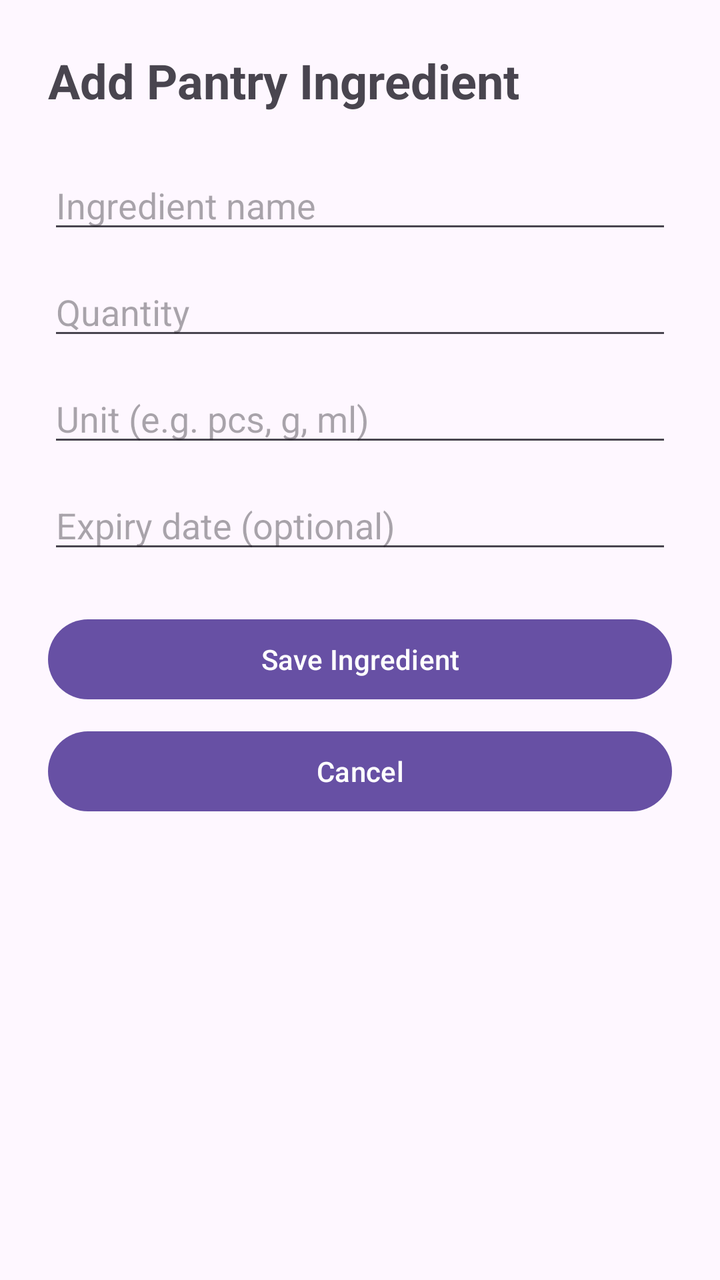
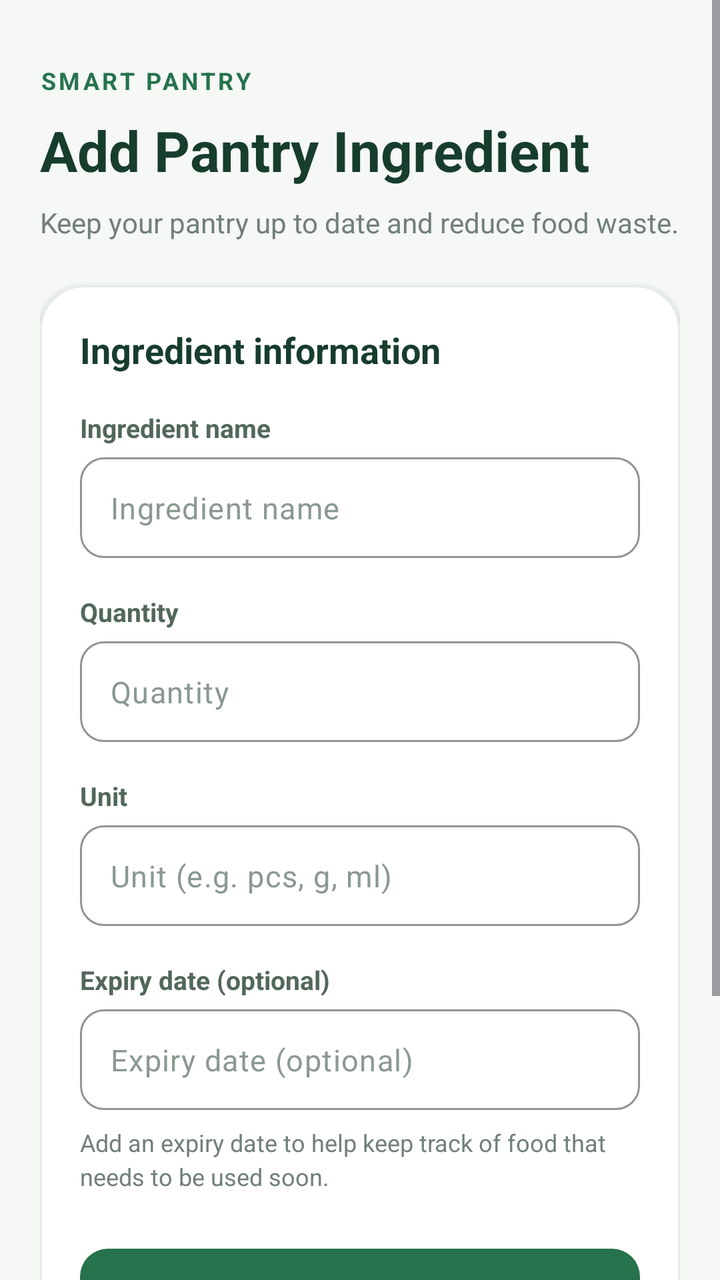

The first picture is an Android layout as it rendered before a commit; the second is the same layout after the commit. The layout source and the unified diff follow.
<!-- AndroidManifest.xml: application theme Theme.SmartPantryManager -->
<!-- res/layout/activity_add_edit_pantry.xml -->
<?xml version="1.0" encoding="utf-8"?>
<ScrollView xmlns:android="http://schemas.android.com/apk/res/android"
    android:layout_width="match_parent"
    android:layout_height="match_parent"
    android:fillViewport="true">

    <LinearLayout
        android:layout_width="match_parent"
        android:layout_height="wrap_content"
        android:orientation="vertical"
        android:padding="24dp">

        <TextView
            android:layout_width="wrap_content"
            android:layout_height="wrap_content"
            android:text="@string/add_pantry_ingredient"
            android:textSize="24sp"
            android:textStyle="bold"
            android:layout_marginBottom="24dp" />

        <EditText
            android:id="@+id/etIngredientName"
            android:layout_width="match_parent"
            android:layout_height="wrap_content"
            android:hint="@string/ingredient_name_hint"
            android:inputType="textCapSentences" />

        <EditText
            android:id="@+id/etQuantity"
            android:layout_width="match_parent"
            android:layout_height="wrap_content"
            android:hint="@string/quantity_hint"
            android:inputType="numberDecimal"
            android:layout_marginTop="12dp" />

        <EditText
            android:id="@+id/etUnit"
            android:layout_width="match_parent"
            android:layout_height="wrap_content"
            android:hint="@string/unit_hint"
            android:inputType="text"
            android:layout_marginTop="12dp" />

        <EditText
            android:id="@+id/etExpiryDate"
            android:layout_width="match_parent"
            android:layout_height="wrap_content"
            android:hint="@string/expiry_date_hint"
            android:inputType="date"
            android:layout_marginTop="12dp" />

        <Button
            android:id="@+id/btnSaveIngredient"
            android:layout_width="match_parent"
            android:layout_height="wrap_content"
            android:text="@string/save_ingredient"
            android:layout_marginTop="24dp" />

        <Button
            android:id="@+id/btnCancel"
            android:layout_width="match_parent"
            android:layout_height="wrap_content"
            android:text="@string/cancel"
            android:layout_marginTop="8dp" />

    </LinearLayout>
</ScrollView>
<!-- resources referenced by this layout -->
<resources>
  <string name="add_pantry_ingredient">Add Pantry Ingredient</string>
  <string name="cancel">Cancel</string>
  <string name="expiry_date_hint">Expiry date (optional)</string>
  <string name="ingredient_name_hint">Ingredient name</string>
  <string name="quantity_hint">Quantity</string>
  <string name="save_ingredient">Save Ingredient</string>
  <string name="unit_hint">Unit (e.g. pcs, g, ml)</string>
  <style name="Theme.SmartPantryManager" parent="Base.Theme.SmartPantryManager" />
  <style name="Base.Theme.SmartPantryManager" parent="Theme.Material3.DayNight.NoActionBar">
          
          
      </style>
</resources>

<!-- the commit's change to res/layout/activity_add_edit_pantry.xml (unified diff, before → after) -->
@@ -1,67 +1,268 @@
 <?xml version="1.0" encoding="utf-8"?>
-<ScrollView xmlns:android="http://schemas.android.com/apk/res/android"
+<ScrollView
+    xmlns:android="http://schemas.android.com/apk/res/android"
+    xmlns:app="http://schemas.android.com/apk/res-auto"
     android:layout_width="match_parent"
     android:layout_height="match_parent"
-    android:fillViewport="true">
+    android:background="#F5F8F5"
+    android:fillViewport="true"
+    android:clipToPadding="false">
 
     <LinearLayout
         android:layout_width="match_parent"
         android:layout_height="wrap_content"
         android:orientation="vertical"
-        android:padding="24dp">
-
+        android:padding="20dp">
+
+        
         <TextView
             android:layout_width="wrap_content"
             android:layout_height="wrap_content"
+            android:text="SMART PANTRY"
+            android:textColor="#26734D"
+            android:textSize="12sp"
+            android:textStyle="bold"
+            android:letterSpacing="0.12"
+            android:layout_marginTop="12dp" />
+
+        <TextView
+            android:layout_width="match_parent"
+            android:layout_height="wrap_content"
             android:text="@string/add_pantry_ingredient"
-            android:textSize="24sp"
+            android:textColor="#173D2D"
+            android:textSize="28sp"
             android:textStyle="bold"
-            android:layout_marginBottom="24dp" />
-
-        <EditText
-            android:id="@+id/etIngredientName"
-            android:layout_width="match_parent"
-            android:layout_height="wrap_content"
-            android:hint="@string/ingredient_name_hint"
-            android:inputType="textCapSentences" />
-
-        <EditText
-            android:id="@+id/etQuantity"
-            android:layout_width="match_parent"
-            android:layout_height="wrap_content"
-            android:hint="@string/quantity_hint"
-            android:inputType="numberDecimal"
-            android:layout_marginTop="12dp" />
-
-        <EditText
-            android:id="@+id/etUnit"
-            android:layout_width="match_parent"
-            android:layout_height="wrap_content"
-            android:hint="@string/unit_hint"
-            android:inputType="text"
-            android:layout_marginTop="12dp" />
-
-        <EditText
-            android:id="@+id/etExpiryDate"
-            android:layout_width="match_parent"
-            android:layout_height="wrap_content"
-            android:hint="@string/expiry_date_hint"
-            android:inputType="date"
-            android:layout_marginTop="12dp" />
-
-        <Button
-            android:id="@+id/btnSaveIngredient"
-            android:layout_width="match_parent"
-            android:layout_height="wrap_content"
-            android:text="@string/save_ingredient"
-            android:layout_marginTop="24dp" />
-
-        <Button
-            android:id="@+id/btnCancel"
-            android:layout_width="match_parent"
-            android:layout_height="wrap_content"
-            android:text="@string/cancel"
             android:layout_marginTop="8dp" />
 
+        <TextView
+            android:layout_width="match_parent"
+            android:layout_height="wrap_content"
+            android:text="Keep your pantry up to date and reduce food waste."
+            android:textColor="#718078"
+            android:textSize="14sp"
+            android:layout_marginTop="8dp"
+            android:layout_marginBottom="22dp" />
+
+        
+        <com.google.android.material.card.MaterialCardView
+            android:layout_width="match_parent"
+            android:layout_height="wrap_content"
+            app:cardBackgroundColor="#FFFFFF"
+            app:cardCornerRadius="22dp"
+            app:cardElevation="2dp"
+            app:strokeColor="#E4ECE5"
+            app:strokeWidth="1dp">
+
+            <LinearLayout
+                android:layout_width="match_parent"
+                android:layout_height="wrap_content"
+                android:orientation="vertical"
+                android:padding="20dp">
+
+                <TextView
+                    android:layout_width="match_parent"
+                    android:layout_height="wrap_content"
+                    android:text="Ingredient information"
+                    android:textColor="#173D2D"
+                    android:textSize="18sp"
+                    android:textStyle="bold"
+                    android:layout_marginBottom="18dp" />
+
+                
+                <TextView
+                    android:layout_width="match_parent"
+                    android:layout_height="wrap_content"
+                    android:text="Ingredient name"
+                    android:textColor="#52685A"
+                    android:textSize="13sp"
+                    android:textStyle="bold"
+                    android:layout_marginBottom="6dp" />
+
+                <com.google.android.material.textfield.TextInputLayout
+                    android:layout_width="match_parent"
+                    android:layout_height="wrap_content"
+                    app:boxBackgroundMode="outline"
+                    app:boxBackgroundColor="#FFFFFF"
+                    app:boxCornerRadiusTopStart="12dp"
+                    app:boxCornerRadiusTopEnd="12dp"
+                    app:boxCornerRadiusBottomStart="12dp"
+                    app:boxCornerRadiusBottomEnd="12dp"
+                    app:boxStrokeColor="#B9D2BF"
+                    app:hintEnabled="false">
+
+                    <com.google.android.material.textfield.TextInputEditText
+                        android:id="@+id/etIngredientName"
+                        android:layout_width="match_parent"
+                        android:layout_height="wrap_content"
+                        android:hint="@string/ingredient_name_hint"
+                        android:inputType="textCapSentences"
+                        android:padding="15dp"
+                        android:textColor="#173D2D"
+                        android:textColorHint="#8A9990"
+                        android:textSize="15sp" />
+
+                </com.google.android.material.textfield.TextInputLayout>
+
+                
+                <TextView
+                    android:layout_width="match_parent"
+                    android:layout_height="wrap_content"
+                    android:text="Quantity"
+                    android:textColor="#52685A"
+                    android:textSize="13sp"
+                    android:textStyle="bold"
+                    android:layout_marginTop="18dp"
+                    android:layout_marginBottom="6dp" />
+
+                <com.google.android.material.textfield.TextInputLayout
+                    android:layout_width="match_parent"
+                    android:layout_height="wrap_content"
+                    app:boxBackgroundMode="outline"
+                    app:boxBackgroundColor="#FFFFFF"
+                    app:boxCornerRadiusTopStart="12dp"
+                    app:boxCornerRadiusTopEnd="12dp"
+                    app:boxCornerRadiusBottomStart="12dp"
+                    app:boxCornerRadiusBottomEnd="12dp"
+                    app:boxStrokeColor="#B9D2BF"
+                    app:hintEnabled="false">
+
+                    <com.google.android.material.textfield.TextInputEditText
+                        android:id="@+id/etQuantity"
+                        android:layout_width="match_parent"
+                        android:layout_height="wrap_content"
+                        android:hint="@string/quantity_hint"
+                        android:inputType="numberDecimal"
+                        android:padding="15dp"
+                        android:textColor="#173D2D"
+                        android:textColorHint="#8A9990"
+                        android:textSize="15sp" />
+
+                </com.google.android.material.textfield.TextInputLayout>
+
+                
+                <TextView
+                    android:layout_width="match_parent"
+                    android:layout_height="wrap_content"
+                    android:text="Unit"
+                    android:textColor="#52685A"
+                    android:textSize="13sp"
+                    android:textStyle="bold"
+                    android:layout_marginTop="18dp"
+                    android:layout_marginBottom="6dp" />
+
+                <com.google.android.material.textfield.TextInputLayout
+                    android:layout_width="match_parent"
+                    android:layout_height="wrap_content"
+                    app:boxBackgroundMode="outline"
+                    app:boxBackgroundColor="#FFFFFF"
+                    app:boxCornerRadiusTopStart="12dp"
+                    app:boxCornerRadiusTopEnd="12dp"
+                    app:boxCornerRadiusBottomStart="12dp"
+                    app:boxCornerRadiusBottomEnd="12dp"
+                    app:boxStrokeColor="#B9D2BF"
+                    app:hintEnabled="false">
+
+                    <com.google.android.material.textfield.TextInputEditText
+                        android:id="@+id/etUnit"
+                        android:layout_width="match_parent"
+                        android:layout_height="wrap_content"
+                        android:hint="@string/unit_hint"
+                        android:inputType="text"
+                        android:padding="15dp"
+                        android:textColor="#173D2D"
+                        android:textColorHint="#8A9990"
+                        android:textSize="15sp" />
+
+                </com.google.android.material.textfield.TextInputLayout>
+
+                
+                <TextView
+                    android:layout_width="match_parent"
+                    android:layout_height="wrap_content"
+                    android:text="Expiry date (optional)"
+                    android:textColor="#52685A"
+                    android:textSize="13sp"
+                    android:textStyle="bold"
+                    android:layout_marginTop="18dp"
+                    android:layout_marginBottom="6dp" />
+
+                <com.google.android.material.textfield.TextInputLayout
+                    android:layout_width="match_parent"
+                    android:layout_height="wrap_content"
+                    app:boxBackgroundMode="outline"
+                    app:boxBackgroundColor="#FFFFFF"
+                    app:boxCornerRadiusTopStart="12dp"
+                    app:boxCornerRadiusTopEnd="12dp"
+                    app:boxCornerRadiusBottomStart="12dp"
+                    app:boxCornerRadiusBottomEnd="12dp"
+                    app:boxStrokeColor="#B9D2BF"
+                    app:hintEnabled="false">
+
+                    <com.google.android.material.textfield.TextInputEditText
+                        android:id="@+id/etExpiryDate"
+                        android:layout_width="match_parent"
+                        android:layout_height="wrap_content"
+                        android:hint="@string/expiry_date_hint"
+                        android:inputType="date"
+                        android:padding="15dp"
+                        android:textColor="#173D2D"
+                        android:textColorHint="#8A9990"
+                        android:textSize="15sp" />
+
+                </com.google.android.material.textfield.TextInputLayout>
+
+                <TextView
+                    android:layout_width="match_parent"
+                    android:layout_height="wrap_content"
+                    android:text="Add an expiry date to help keep track of food that needs to be used soon."
+                    android:textColor="#718078"
+                    android:textSize="12sp"
+                    android:lineSpacingExtra="3dp"
+                    android:layout_marginTop="8dp" />
+
+                
+                <com.google.android.material.button.MaterialButton
+                    android:id="@+id/btnSaveIngredient"
+                    android:layout_width="match_parent"
+                    android:layout_height="54dp"
+                    android:layout_marginTop="24dp"
+                    android:text="@string/save_ingredient"
+                    android:textAllCaps="false"
+                    android:textSize="15sp"
+                    android:textStyle="bold"
+                    android:textColor="#FFFFFF"
+                    app:backgroundTint="#26734D"
+                    app:cornerRadius="14dp"
+                    app:elevation="0dp" />
+
+                
+                <com.google.android.material.button.MaterialButton
+                    android:id="@+id/btnCancel"
+                    android:layout_width="match_parent"
+                    android:layout_height="50dp"
+                    android:layout_marginTop="10dp"
+                    android:text="@string/cancel"
+                    android:textAllCaps="false"
+                    android:textSize="15sp"
+                    android:textColor="#26734D"
+                    app:backgroundTint="#E7F1E9"
+                    app:cornerRadius="14dp"
+                    app:elevation="0dp" />
+
+            </LinearLayout>
+
+        </com.google.android.material.card.MaterialCardView>
+
+        <TextView
+            android:layout_width="match_parent"
+            android:layout_height="wrap_content"
+            android:gravity="center"
+            android:text="Smart Pantry Manager • Waste less, eat better"
+            android:textColor="#8A9990"
+            android:textSize="12sp"
+            android:layout_marginTop="20dp"
+            android:layout_marginBottom="12dp" />
+
     </LinearLayout>
+
 </ScrollView>
